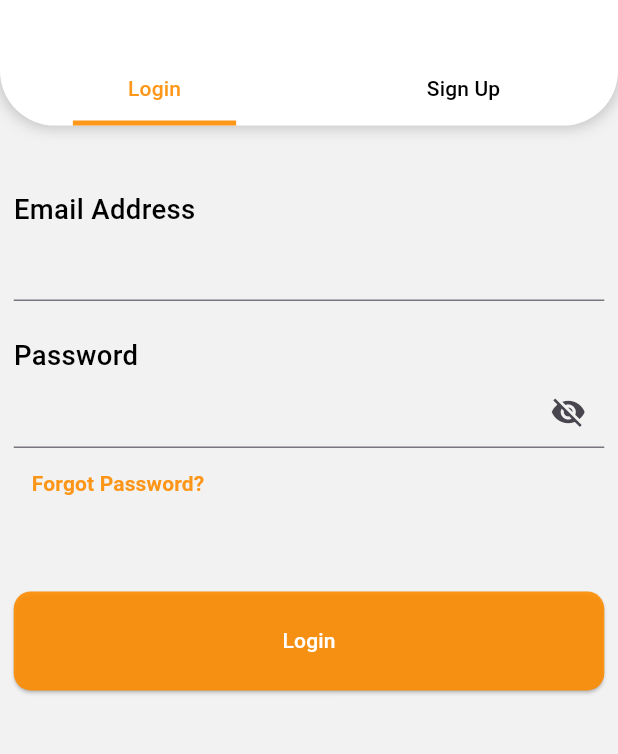
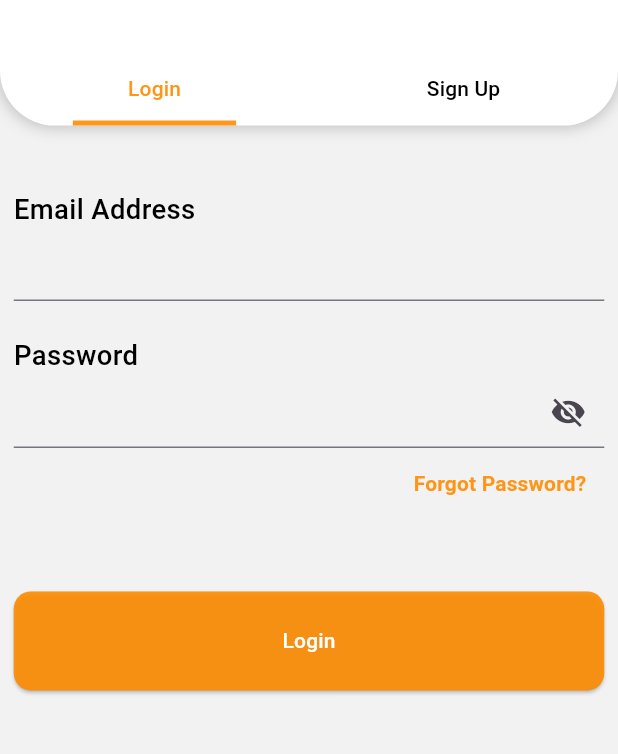
Before and after one commit to ecembostancioglu/food-delivery-app, a Flutter app: the LoginView screen opened directly, on a phone screen of 412 x 824 dp, the part 376-1130 px from its top. Run offline on Flutter 3.47's test engine with Material 3 defaults, Android fonts, the phone set to English and light mode, and no system bars; our stand-ins replace blurrycontainer, firebase_auth, firebase_core, flutter_screenutil, get, get_it and 2 more; accounts and stored records are empty; generated files the repository leaves out were written again; network calls fail.

Commit message:
Forgot Password View was added

```diff
--- a/lib/utils/theme/app_colors.dart
+++ b/lib/utils/theme/app_colors.dart
@@ -12,4 +12,5 @@ class _GreyColors{
 
   final grey50 = const Color(0xFFFAFAFA);
   final grey100 = const Color(0xFFF5F5F5);
+  final grey500 = const Color(0xFF9E9E9E);
 }
--- a/lib/view/login_view/login_view.dart
+++ b/lib/view/login_view/login_view.dart
@@ -3,7 +3,10 @@ import 'package:flutter_screenutil/flutter_screenutil.dart';
 import 'package:food_delivery_app/core/constants/text_constants.dart';
 import 'package:food_delivery_app/injections/locator.dart';
 import 'package:food_delivery_app/services/auth_service.dart';
+import 'package:food_delivery_app/view/forgot_password_view/forgot_password_view.dart';
 import 'package:food_delivery_app/view/login_view/login_view_model.dart';
+import 'package:food_delivery_app/view/onboarding_view/onboarding_view.dart';
+import 'package:get/get.dart';
 import 'package:stacked/stacked.dart';
 
 import '../../core/extensions/app_color_extensions.dart';
@@ -128,7 +131,8 @@ Widget _loginView(LoginViewModel viewModel, AppColorsExtensions appColors,
               color: appColors.textColor),
         ),
         TextFormField(
-          controller: viewModel.mailController,
+          controller:
+              isSignUp ? viewModel.newMailController : viewModel.mailController,
           validator: (value) {
             if (value == null || value.isEmpty) {
               return TextConstants.emailRequired;
@@ -147,14 +151,23 @@ Widget _loginView(LoginViewModel viewModel, AppColorsExtensions appColors,
               color: appColors.textColor),
         ),
         TextFormField(
-          controller: viewModel.passwordController,
-          obscureText: viewModel.obscureText,
+          controller: isSignUp
+              ? viewModel.newPasswordController
+              : viewModel.passwordController,
+          obscureText:
+              isSignUp ? viewModel.newObscureText : viewModel.obscureText,
           decoration: InputDecoration(
             suffixIcon: IconButton(
-              icon: Icon(viewModel.obscureText
-                  ? Icons.visibility_off
-                  : Icons.visibility),
-              onPressed: viewModel.toggleObscureText,
+              icon: Icon(isSignUp
+                  ? (viewModel.newObscureText
+                      ? Icons.visibility_off
+                      : Icons.visibility)
+                  : (viewModel.obscureText
+                      ? Icons.visibility_off
+                      : Icons.visibility)),
+              onPressed: isSignUp
+                  ? viewModel.toggleNewPasswordObscureText
+                  : viewModel.toggleObscureText,
             ),
           ),
           validator: (value) {
@@ -167,11 +180,14 @@ Widget _loginView(LoginViewModel viewModel, AppColorsExtensions appColors,
           },
         ),
         if (!isSignUp)
-          TextButton(
-            onPressed: () {},
-            child: Text(TextConstants.forgotPassword,
-                style: TextStyle(
-                    color: appColors.primary, fontWeight: FontWeight.bold)),
+          Align(
+            alignment: Alignment.topRight,
+            child: TextButton(
+              onPressed: () => Get.offAll(const ForgotPasswordView()),
+              child: Text(TextConstants.forgotPassword,
+                  style: TextStyle(
+                      color: appColors.primary, fontWeight: FontWeight.bold)),
+            ),
           ),
         SizedBox(height: 40.h),
         ElevatedButton(
--- a/lib/view/login_view/login_view_model.dart
+++ b/lib/view/login_view/login_view_model.dart
@@ -12,9 +12,15 @@ class LoginViewModel extends BaseViewModel{
 
   TabController? tabController;
   bool obscureText = true;
+  bool newObscureText = true;
 
 void toggleObscureText() {
   obscureText = !obscureText;
   notifyListeners();
 }
+
+void toggleNewPasswordObscureText() {
+  newObscureText = !newObscureText;
+  notifyListeners();
 }
+}
--- a/lib/view/onboarding_view/onboarding_view.dart
+++ b/lib/view/onboarding_view/onboarding_view.dart
@@ -93,8 +93,8 @@ class OnboardingView extends StatelessWidget {
                               height: 10.h,
                               decoration: BoxDecoration(
                                 color: isActive
-                                    ? appColors.onboardingText
-                                    : Colors.white.withOpacity(0.4),
+                                    ? appColors.onPrimary
+                                    : appColors.dotColor,
                                 borderRadius: BorderRadius.circular(10.r),
                               ),
                             );
```
Also changed, not shown: lib/services/auth_service.dart (+10 -2 lines), lib/view/forgot_password_view/forgot_password_view.dart (added, +98 -0 lines), lib/view/forgot_password_view/forgot_password_view_model.dart (added, +28 -0 lines).
